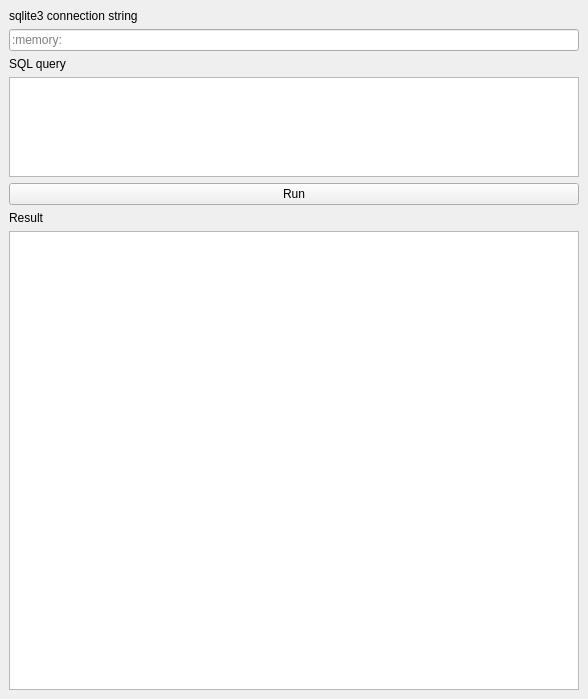
tamaramalysh5991/pyqt_sql_display, file design.ui: the form before one commit.
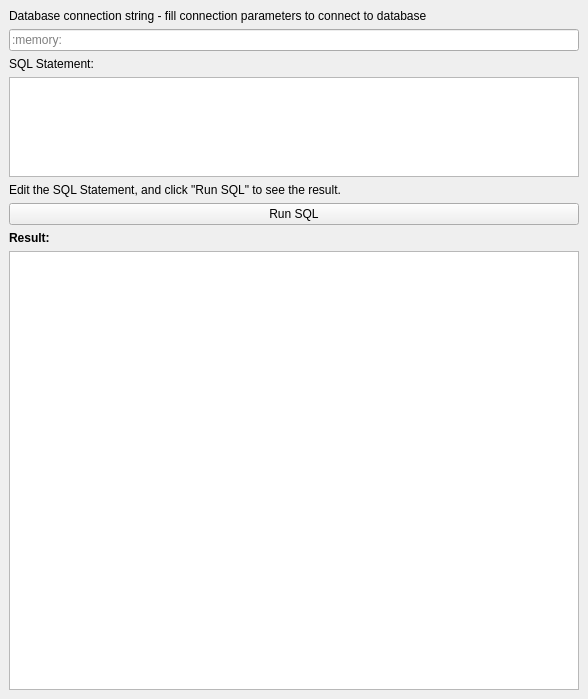
The form after the commit.

Commit message: improve app design

```diff
--- a/design.ui
+++ b/design.ui
@@ -18,7 +18,7 @@
     <item>
      <widget class="QLabel" name="connectionLabel">
       <property name="text">
-       <string>sqlite3 connection string</string>
+       <string>Database connection string - fill connection parameters to connect to database</string>
       </property>
      </widget>
     </item>
@@ -32,7 +32,7 @@
     <item>
      <widget class="QLabel" name="sqlQueryLabel">
       <property name="text">
-       <string>SQL query</string>
+       <string>SQL Statement:</string>
       </property>
      </widget>
     </item>
@@ -46,17 +46,33 @@
       </property>
      </widget>
     </item>
+    <item>
+     <widget class="QLabel" name="label">
+      <property name="text">
+       <string>Edit the SQL Statement, and click &quot;Run SQL&quot; to see the result.</string>
+      </property>
+     </widget>
+    </item>
     <item>
      <widget class="QPushButton" name="executeButton">
+      <property name="autoFillBackground">
+       <bool>false</bool>
+      </property>
       <property name="text">
-       <string>Run</string>
+       <string>Run SQL</string>
+      </property>
+      <property name="autoDefault">
+       <bool>false</bool>
+      </property>
+      <property name="flat">
+       <bool>false</bool>
       </property>
      </widget>
     </item>
     <item>
      <widget class="QLabel" name="resultLabel">
       <property name="text">
-       <string>Result</string>
+       <string>&lt;html&gt;&lt;head/&gt;&lt;body&gt;&lt;p&gt;&lt;span style=&quot; font-weight:600;&quot;&gt;Result:&lt;/span&gt;&lt;/p&gt;&lt;/body&gt;&lt;/html&gt;</string>
       </property>
      </widget>
     </item>
```
The commit also changes 1 other file.
